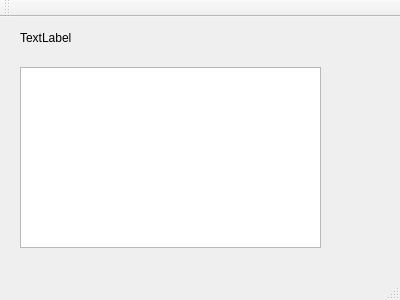
Qt form mainwindow.ui (alskurat/PublicTransportTicket) before a commit.
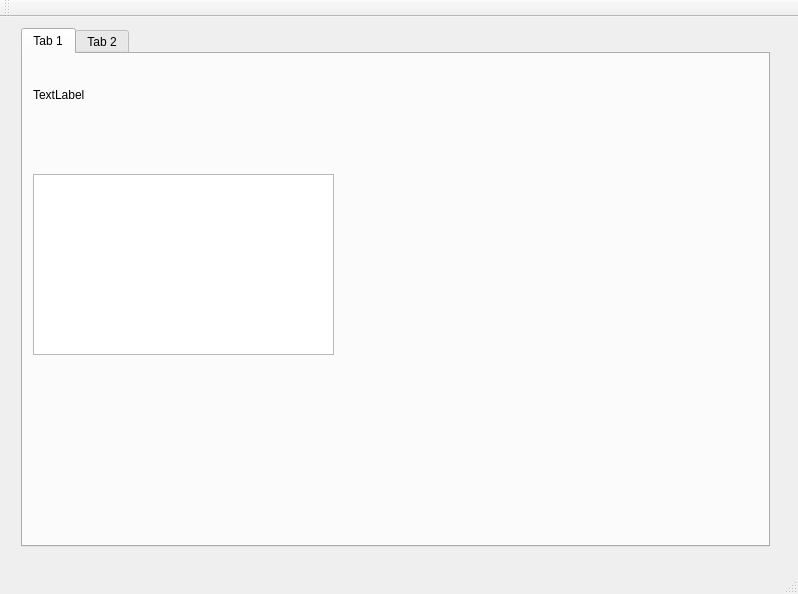
The same form after that commit.

What changed in the file:
```diff
--- a/mainwindow.ui
+++ b/mainwindow.ui
@@ -6,36 +6,62 @@
    <rect>
     <x>0</x>
     <y>0</y>
-    <width>400</width>
-    <height>300</height>
+    <width>798</width>
+    <height>594</height>
    </rect>
   </property>
   <property name="windowTitle">
    <string>MainWindow</string>
   </property>
   <widget class="QWidget" name="centralWidget">
-   <widget class="QLabel" name="label">
+   <widget class="QWidget" name="horizontalLayoutWidget">
     <property name="geometry">
      <rect>
-      <x>20</x>
+      <x>10</x>
       <y>0</y>
-      <width>211</width>
-      <height>41</height>
+      <width>771</width>
+      <height>541</height>
      </rect>
     </property>
-    <property name="text">
-     <string>TextLabel</string>
-    </property>
-   </widget>
-   <widget class="QTextEdit" name="textEdit">
-    <property name="geometry">
-     <rect>
-      <x>20</x>
-      <y>50</y>
-      <width>301</width>
-      <height>181</height>
-     </rect>
-    </property>
+    <layout class="QHBoxLayout" name="horizontalLayout">
+     <item>
+      <widget class="QTabWidget" name="tabWidget">
+       <widget class="QWidget" name="tab">
+        <attribute name="title">
+         <string>Tab 1</string>
+        </attribute>
+        <widget class="QTextEdit" name="textEdit">
+         <property name="geometry">
+          <rect>
+           <x>10</x>
+           <y>120</y>
+           <width>301</width>
+           <height>181</height>
+          </rect>
+         </property>
+        </widget>
+        <widget class="QLabel" name="label">
+         <property name="geometry">
+          <rect>
+           <x>10</x>
+           <y>20</y>
+           <width>211</width>
+           <height>41</height>
+          </rect>
+         </property>
+         <property name="text">
+          <string>TextLabel</string>
+         </property>
+        </widget>
+       </widget>
+       <widget class="QWidget" name="tab_2">
+        <attribute name="title">
+         <string>Tab 2</string>
+        </attribute>
+       </widget>
+      </widget>
+     </item>
+    </layout>
    </widget>
   </widget>
   <widget class="QMenuBar" name="menuBar">
```
Left out of the diff: 2 changed lines with no effect on the pictures.
